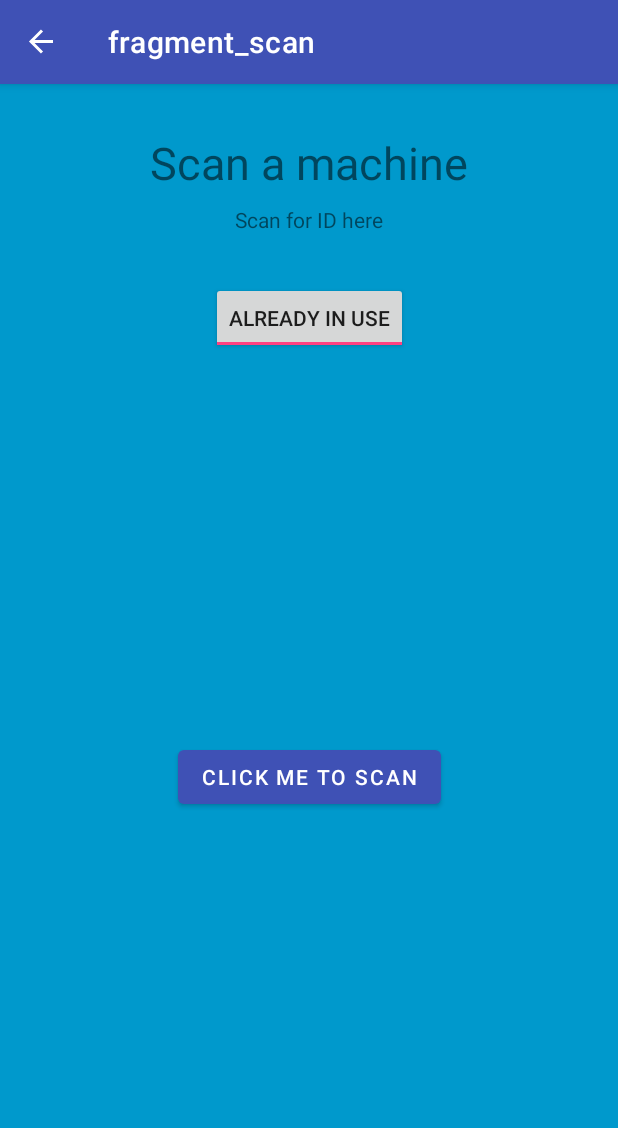
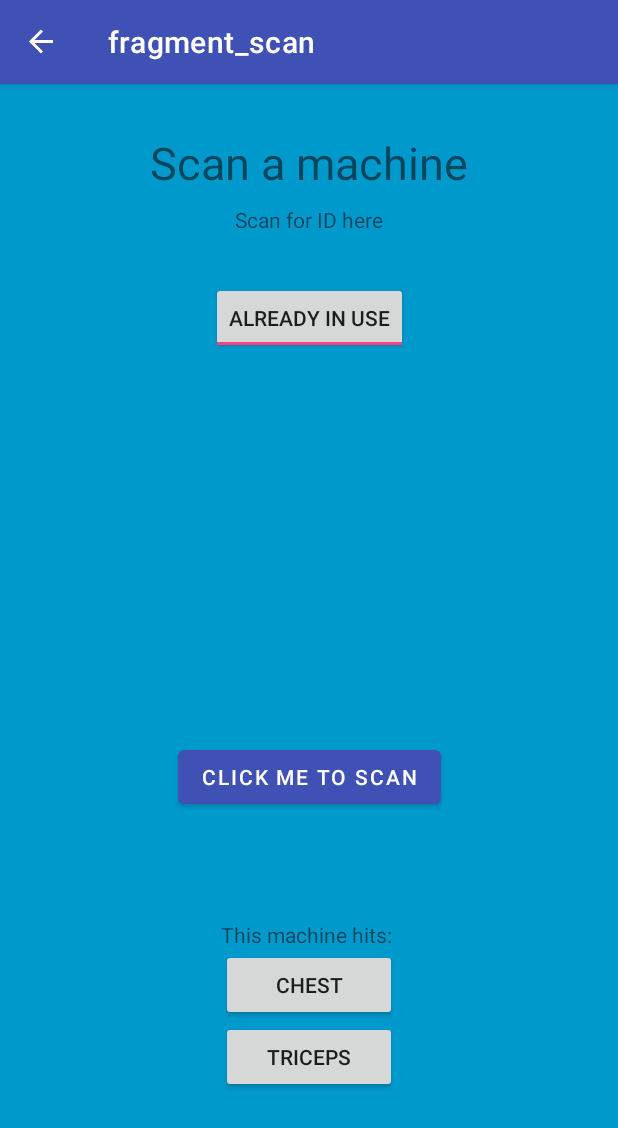
Before and after one commit to JavierTSalas/GymTracker, an Android app: the ScanFragment screen opened through its navigation route, after a tap on "USE MACHINE", on a phone screen of 412 x 824 dp. Shown: the top 1128 px of the screen. Run offline under Robolectric (Android 15) with nearby library versions, the phone set to English and light mode, and no system bars; our stand-ins replace Firebase (no records; nobody signed in at launch, a user with empty details on screens opened directly), navigation-ui; libraries missing offline, so code that uses them is left out: com.firebase.ui, com.karumi.dexter; 3 statements that could not run were skipped.

Commit message:
Add tags to bottom of scan page to reference related exercises

```diff
--- a/app/src/main/AndroidManifest.xml
+++ b/app/src/main/AndroidManifest.xml
@@ -2,6 +2,7 @@
 <manifest xmlns:android="http://schemas.android.com/apk/res/android"
     package="edu.fsu.cs.cen4020.gymtracker">
     <uses-permission android:name="android.permission.CAMERA"/>
+    <uses-permission android:name="android.permission.INTERNET" />
 
     <application
         android:allowBackup="true"
--- a/app/src/main/java/edu/fsu/cs/cen4020/gymtracker/ScanFragment.java
+++ b/app/src/main/java/edu/fsu/cs/cen4020/gymtracker/ScanFragment.java
@@ -7,12 +7,16 @@ package edu.fsu.cs.cen4020.gymtracker;
 import android.Manifest;
 import android.app.Activity;
 import android.content.Intent;
+import android.net.Uri;
 import android.os.Bundle;
+import android.os.TestLooperManager;
 import android.util.Log;
 import android.view.LayoutInflater;
 import android.view.View;
 import android.view.ViewGroup;
 import android.widget.Button;
+import android.widget.HorizontalScrollView;
+import android.widget.LinearLayout;
 import android.widget.TextView;
 import android.widget.ToggleButton;
 
@@ -49,6 +53,24 @@ public class ScanFragment extends Fragment {
     String FirebaseUid;
     private boolean userFlag;
     private String QR_CODE;
+    private String[] urlSuffixes = {
+            "neck",
+            "traps",
+            "shoulders",
+            "chest",
+            "biceps",
+            "forearms",
+            "abs",
+            "quadriceps",
+            "calves",
+            "triceps",
+            "lats",
+            "middle-back",
+            "lower-back",
+            "glutes",
+            "hamstrings"
+    };
+    private int i = 0; //lol
 
     @Nullable
     @Override
@@ -128,6 +150,7 @@ public class ScanFragment extends Fragment {
     }
 
     private boolean validQRCODE(String qr_code) {
+        //TODO::we should prob check this with a regex lol -Ben
         if (qr_code == null)
             return false;
         return qr_code.contains("|");
@@ -188,6 +211,7 @@ public class ScanFragment extends Fragment {
             tbUsing.setClickable(true);
             Log.d(TAG, "set clickable to true -- current or no user using machine");
         }
+        showExerciseTags();
         tbUsing.setChecked((boolean) map.get(USED));
 
     }
@@ -198,4 +222,44 @@ public class ScanFragment extends Fragment {
         if(!userFlag) toggleButton(false);
         super.onDetach();
     }
+
+    private void showExerciseTags(){
+        QR_CODE = "Bench_Press_#1|0001000001000000";
+        if(!validQRCODE(QR_CODE))
+            return;
+        String[] split = QR_CODE.split("\\|");
+        Log.d(TAG, "[0]:"+split[0]+"[1]:"+split[1]);
+        HorizontalScrollView tagContainer = getView().findViewById(R.id.tag_container);
+        tagContainer.removeAllViews();
+        LinearLayout linearLayout = new LinearLayout(getContext());
+        linearLayout.setOrientation(LinearLayout.VERTICAL);
+
+        TextView textView = new TextView(getContext());
+        textView.setText("This machine hits: ");
+        linearLayout.addView(textView);
+
+        for(i = 0; i < split[1].length(); i++){
+            Log.d(TAG, "  "+split[1].charAt(i));
+            if(split[1].charAt(i) == '1'){
+                Log.d(TAG, "adding button for " + urlSuffixes[i]);
+                Button b = new Button(getContext());
+                b.setText(urlSuffixes[i]);
+                //String url = getResources().getString(R.string.bodybuilding_url).concat(urlSuffixes[i]);
+                b.setOnClickListener(new View.OnClickListener() {
+                    @Override
+                    public void onClick(View v) {
+                        Intent openBrowser = new Intent(Intent.ACTION_VIEW);
+                        Button button = (Button)v;
+                        String url = getResources().getString(R.string.bodybuilding_url).concat(button.getText().toString());
+                        openBrowser.setData(Uri.parse(url));
+                        startActivity(openBrowser);
+                    }
+                });
+                linearLayout.addView(b);
+            }
+        }
+
+        tagContainer.addView(linearLayout);
+
+    }
 }
--- a/app/src/main/res/layout/fragment_scan.xml
+++ b/app/src/main/res/layout/fragment_scan.xml
@@ -62,4 +62,17 @@
         app:layout_constraintStart_toStartOf="parent"
         app:layout_constraintTop_toBottomOf="@+id/tb_Using" />
 
+    <HorizontalScrollView
+        android:id="@+id/tag_container"
+        android:layout_width="wrap_content"
+        android:layout_height="wrap_content"
+        android:layout_marginStart="8dp"
+        android:layout_marginTop="8dp"
+        android:layout_marginEnd="8dp"
+        android:layout_marginBottom="32dp"
+        app:layout_constraintBottom_toBottomOf="parent"
+        app:layout_constraintEnd_toEndOf="parent"
+        app:layout_constraintStart_toStartOf="parent"
+        app:layout_constraintTop_toBottomOf="@+id/b_Scan"/>
+
 </androidx.constraintlayout.widget.ConstraintLayout>
--- a/app/src/main/res/values/strings.xml
+++ b/app/src/main/res/values/strings.xml
@@ -5,6 +5,7 @@
     <string name="navigation_drawer_close">Open navigation drawer</string>
 
     <!-- TODO: Remove or change this placeholder text -->
+    <string name="bodybuilding_url">https://www.bodybuilding.com/exercises/muscle/</string>
     <string name="hello_blank_fragment">Hello blank fragment</string>
     <string name="gym_default">User has joined a gym</string>
     <string name="gym_join">Type the gym that you want to join</string>
--- a/build.gradle
+++ b/build.gradle
@@ -8,9 +8,9 @@ buildscript {
 
     }
     dependencies {
-        //classpath 'com.android.tools.build:gradle:3.1.0-rc02'
         classpath 'com.android.tools.build:gradle:3.4.0-rc02'
-        //classpath 'com.android.tools.build:gradle:3.4.0-beta05'
+        //classpath 'com.android.tools.build:gradle:3.4.0-rc02' //this one works for Javiers computer
+        //classpath 'com.android.tools.build:gradle:3.4.0-rc02' //this one works for bens computer
 
 
         // NOTE: Do not place your application dependencies here; they belong
```
